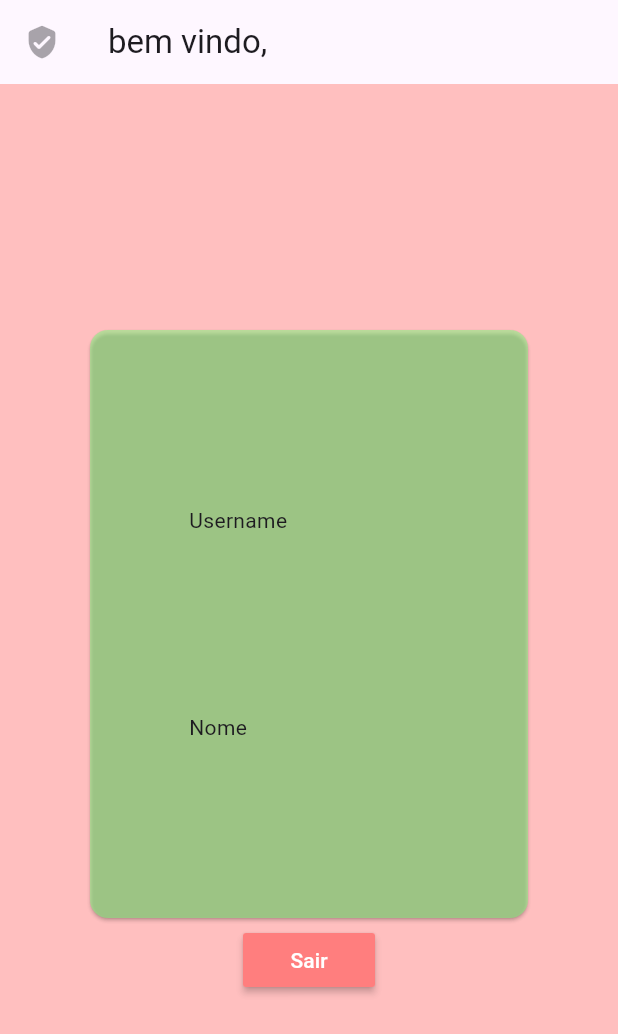
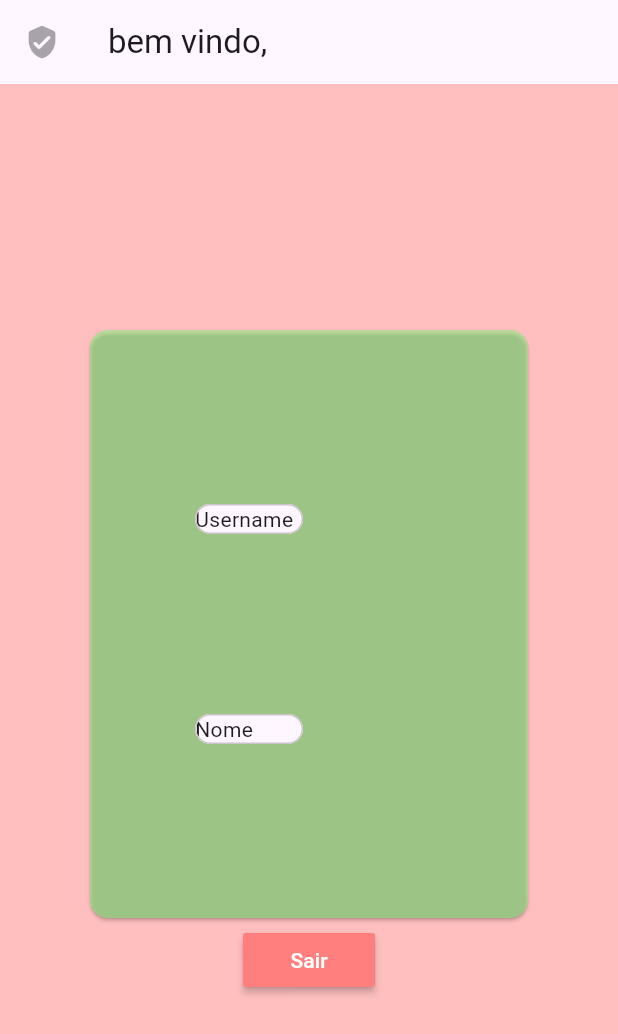
Before and after one commit to newtmagalhaes/spike_flutter, a Flutter app: the _HomePageStateLogado screen opened directly with empty values, on a phone screen of 412 x 824 dp. Shown: the top 1034 px of the screen. Run offline on Flutter 3.47's test engine with Material 3 defaults, Android fonts, the light colour scheme and no system bars; our stand-ins replace get.

Commit message:
wip: renaming files

```diff
--- a/lib/widgets/forms/login_form.dart
+++ b/lib/data/forms/auth/login_form.dart
@@ -1,6 +1,6 @@
 import 'package:flutter/material.dart';
-import 'package:spike_flutter/interfaces/models/user_public.dart';
-import 'package:spike_flutter/interfaces/repositories/auth_repository.dart';
+import 'package:spike_flutter/data/models/user_public.dart';
+import 'package:spike_flutter/data/repositories/auth_repository.dart';
 
 class LoginForm extends StatefulWidget {
   const LoginForm({super.key});
--- a/lib/interfaces/repositories/auth_repository.dart
+++ b/lib/data/repositories/auth_repository.dart
@@ -1,5 +1,5 @@
 import 'package:get/get.dart';
-import 'package:spike_flutter/interfaces/models/user_public.dart';
+import 'package:spike_flutter/data/models/user_public.dart';
 
 class AuthRepository {
   static final single = AuthRepository();
--- a/lib/routes.dart
+++ b/lib/routes.dart
@@ -1,7 +1,5 @@
-import 'package:spike_flutter/pages/anime/season.dart';
-import 'package:spike_flutter/pages/auth/login.dart';
-import 'package:spike_flutter/pages/home.dart';
-import 'package:spike_flutter/widgets/constants/enum/season.dart';
+import 'package:spike_flutter/ui/views/auth/login.dart';
+import 'package:spike_flutter/ui/views/home.dart';
 
 class Routes {
 
@@ -10,6 +8,5 @@ class Routes {
   static final ROUTES = {
     '/': (context) => const HomePage(),
     '/auth/login': (context) => const LoginPage(),
-    '/anime': (context) => const SeasonalAnimePage(year: 2024, season: AnimeSeason.winter)
   };
 }
--- a/lib/widgets/static_field.dart
+++ b/lib/ui/components/static_field.dart
@@ -11,7 +11,7 @@ class StaticField extends StatelessWidget {
     return Row(
       mainAxisAlignment: .center,
       children: [
-        SizedBox(width: 80, child: Text(name, textAlign: .start)),
+        SizedBox(width: 80, child: Card.outlined(child: Text(name, textAlign: .start))),
         SizedBox(width: 80, child: Text(value, textAlign: .start, softWrap: true,)),
       ],
     );
--- a/lib/widgets/user_card.dart
+++ b/lib/ui/components/user_card.dart
@@ -1,6 +1,6 @@
 import 'package:flutter/material.dart';
-import 'package:spike_flutter/interfaces/models/user_public.dart';
-import 'package:spike_flutter/widgets/static_field.dart';
+import 'package:spike_flutter/data/models/user_public.dart';
+import 'package:spike_flutter/ui/components/static_field.dart';
 
 class UserCard extends StatelessWidget {
   const UserCard({super.key, required this.user});
--- a/lib/pages/auth/login.dart
+++ b/lib/ui/views/auth/login.dart
@@ -1,5 +1,5 @@
 import 'package:flutter/material.dart';
-import 'package:spike_flutter/widgets/forms/login_form.dart';
+import 'package:spike_flutter/data/forms/auth/login_form.dart';
 
 class LoginPage extends StatelessWidget {
   const LoginPage({super.key});
--- a/lib/pages/home.dart
+++ b/lib/ui/views/home.dart
@@ -1,7 +1,7 @@
 import 'package:flutter/material.dart';
-import 'package:spike_flutter/interfaces/models/user_public.dart';
-import 'package:spike_flutter/interfaces/repositories/auth_repository.dart';
-import 'package:spike_flutter/widgets/user_card.dart';
+import 'package:spike_flutter/data/models/user_public.dart';
+import 'package:spike_flutter/data/repositories/auth_repository.dart';
+import 'package:spike_flutter/ui/components/user_card.dart';
 
 class HomePage extends StatefulWidget {
   const HomePage({super.key});
--- a/lib/widgets/constants/enum/season.dart
+++ /dev/null
@@ -1,15 +0,0 @@
-enum AnimeSeason {
-  winter(months: ['January', 'February', 'March']);
-
-  final List<String> months;
-
-  const AnimeSeason({
-    required this.months,
-  });
-
-  static AnimeSeason seasonFromMonth(String month) {
-    if (winter.months.contains(month)) return winter;
-
-    throw FormatException('invalid month');
-  }
-}
```
Also changed, not shown: lib/interfaces/api/mal.dart (deleted, +0 -20 lines), lib/interfaces/models/anime/item_anime.dart (deleted, +0 -11 lines), lib/pages/anime/season.dart (deleted, +0 -29 lines), lib/data/models/user_public.dart (renamed from lib/interfaces/models/user_public.dart), lib/data/repositories/user_repository.dart (added), lib/ui/components/nav_bar.dart (renamed from lib/widgets/nav_bar.dart).
